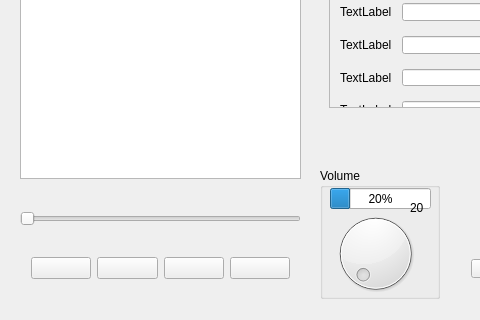
First picture: the form in qtCreatorProject/MP3Player/mainwindow.ui, repository bezoadam/MUL, before the edit; both pictures show x 0 to 480 and y 111 to 431 of the 631 by 431 pixel window.
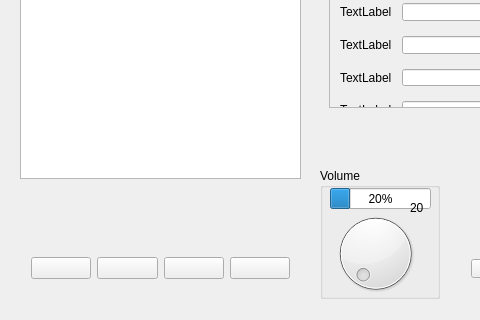
Second picture: the form after the edit. Icons and pictures are not drawn.

Commit message: Implement custom slider

The edit to the form file:
```diff
--- a/qtCreatorProject/MP3Player/mainwindow.ui
+++ b/qtCreatorProject/MP3Player/mainwindow.ui
@@ -42,19 +42,6 @@
      </rect>
     </property>
    </widget>
-   <widget class="QSlider" name="slider">
-    <property name="geometry">
-     <rect>
-      <x>20</x>
-      <y>300</y>
-      <width>281</width>
-      <height>22</height>
-     </rect>
-    </property>
-    <property name="orientation">
-     <enum>Qt::Horizontal</enum>
-    </property>
-   </widget>
    <widget class="QWidget" name="horizontalLayoutWidget">
     <property name="geometry">
      <rect>
```
The commit also changes 3 other files.
